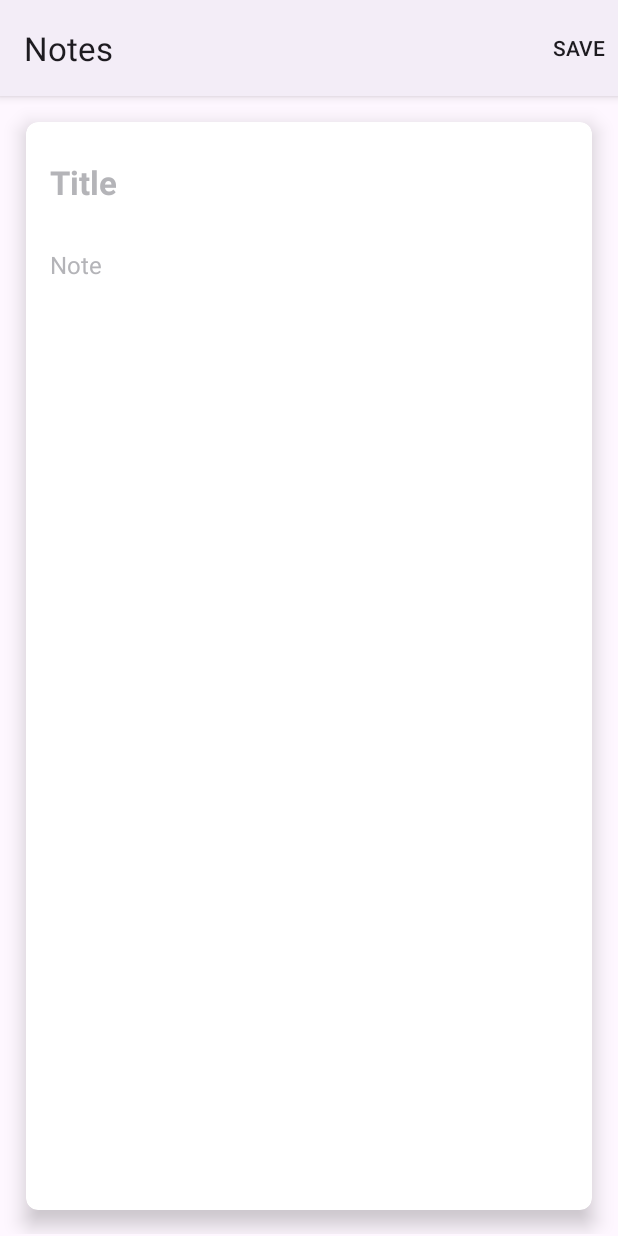
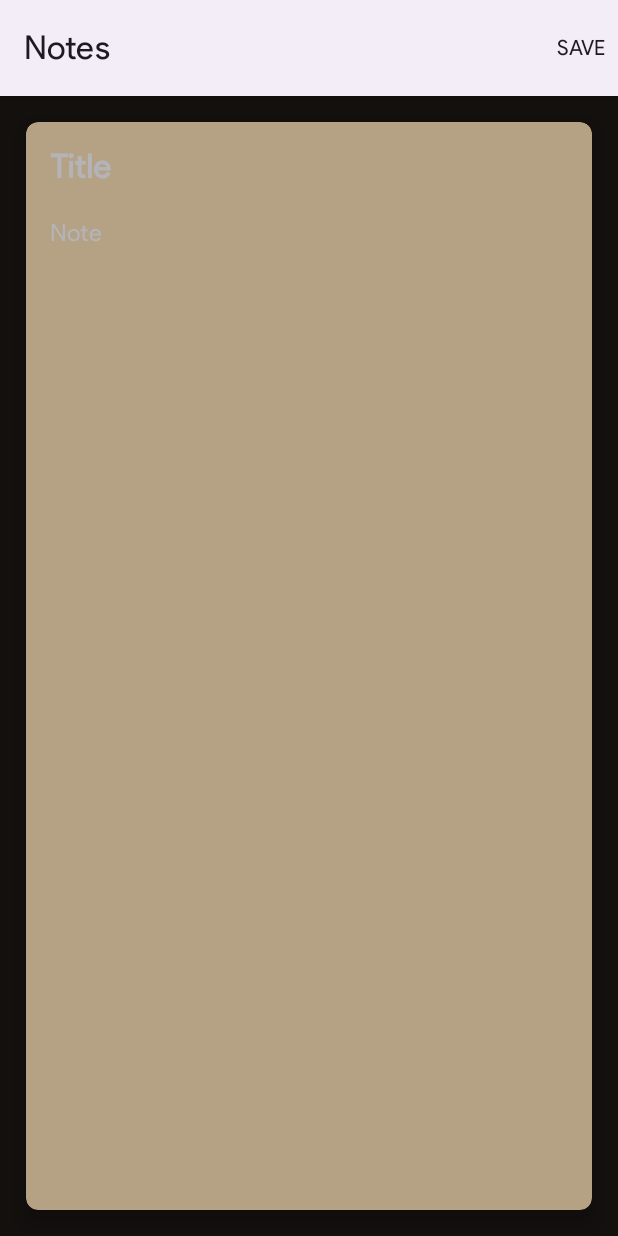
Before and after one commit to sumitbhuia/Notes, an Android app: the NewNoteFragment screen opened through its navigation route, on a phone screen of 412 x 824 dp. Run offline under Robolectric (Android 15) with nearby library versions, the phone set to English and light mode, and no system bars; our stand-ins replace Room's generated code, data binding.

Commit message:
UI improved

```diff
--- a/app/src/main/java/com/example/notes/MainActivity.kt
+++ b/app/src/main/java/com/example/notes/MainActivity.kt
@@ -1,5 +1,6 @@
 package com.example.notes
 
+import android.graphics.Color
 import android.os.Bundle
 import androidx.appcompat.app.AppCompatActivity
 import androidx.lifecycle.ViewModelProvider
@@ -18,6 +19,10 @@ class MainActivity : AppCompatActivity() {
         super.onCreate(savedInstanceState)
         binding = ActivityMainBinding.inflate(layoutInflater)
         setContentView(binding.root)
+        window.statusBarColor = Color.rgb(19,16,14)
+        window.navigationBarColor = Color.rgb(19,16,14)
+
+
         setUpViewModel()
     }
 
--- a/app/src/main/java/com/example/notes/viewUI/NoteAdapter.kt
+++ b/app/src/main/java/com/example/notes/viewUI/NoteAdapter.kt
@@ -51,7 +51,7 @@ class NoteAdapter :RecyclerView.Adapter<NoteAdapter.MyViewHolder>() {
             random.nextInt(256),
             random.nextInt(256)
         )
-        holder.itemBinding.ibColor.setBackgroundColor(color)
+       // holder.itemBinding.ibColor.setBackgroundColor(color)
         holder.itemView.setOnClickListener {
             val direction = HomeFragmentDirections.
             actionHomeFragmentToUpdateNoteFragment(currentNote)
--- a/app/src/main/res/layout/activity_main.xml
+++ b/app/src/main/res/layout/activity_main.xml
@@ -7,7 +7,9 @@
     <androidx.constraintlayout.widget.ConstraintLayout
         android:layout_width="match_parent"
         android:layout_height="match_parent"
-        tools:context=".MainActivity">
+        tools:context=".MainActivity"
+        android:background="@color/brown"
+        android:backgroundTint="@color/brown">
 
 
         <androidx.fragment.app.FragmentContainerView
--- a/app/src/main/res/layout/fragment_home.xml
+++ b/app/src/main/res/layout/fragment_home.xml
@@ -6,7 +6,10 @@
 <androidx.constraintlayout.widget.ConstraintLayout
     android:layout_width="match_parent"
     android:layout_height="match_parent"
-    tools:context=".fragments.HomeFragment">
+    tools:context=".fragments.HomeFragment"
+    android:background="@color/brown"
+    android:backgroundTint="@color/brown"
+    android:hapticFeedbackEnabled="true">
 
     <com.google.android.material.floatingactionbutton.FloatingActionButton
         android:layout_width="wrap_content"
--- a/app/src/main/res/layout/fragment_new_note.xml
+++ b/app/src/main/res/layout/fragment_new_note.xml
@@ -7,13 +7,17 @@
 <androidx.constraintlayout.widget.ConstraintLayout
     android:layout_width="match_parent"
     android:layout_height="match_parent"
-    tools:context=".fragments.NewNoteFragment">
+    tools:context=".fragments.NewNoteFragment"
+    android:backgroundTint="@color/brown"
+    android:background="@color/brown">
 
     <androidx.cardview.widget.CardView
         android:layout_width="match_parent"
         android:layout_height="match_parent"
         android:layout_margin="16dp"
-        android:background="@color/white"
+
+        android:backgroundTint="@color/beige"
+        android:background="@color/beige"
         android:id="@+id/cardView_new_note"
         android:layout_gravity ="center"
         android:elevation="8dp"
@@ -33,11 +37,11 @@
             <EditText
                 android:id="@+id/editText_NoteTitle"
                 android:layout_width="match_parent"
-                android:layout_height="48dp"
+                android:layout_height="wrap_content"
                 android:background="@android:color/transparent"
                 android:ems="10"
                 android:hint="Title"
-                android:inputType="text"
+                android:inputType="textMultiLine"
                 android:textColor="@color/black"
                 android:textColorHint="@color/grey"
                 android:textSize="22sp"
--- a/app/src/main/res/values-night/themes.xml
+++ b/app/src/main/res/values-night/themes.xml
@@ -2,6 +2,16 @@
     <!-- Base application theme. -->
     <style name="Theme.Notes" parent="Theme.Material3.DayNight">
         <!-- Customize your dark theme here. -->
-        <!-- <item name="colorPrimary">@color/my_dark_primary</item> -->
+        <!--<item name="colorPrimary">@color/brown</item>-->
+        <item name="android:fontFamily">@font/productsans</item>
+        <item name="actionBarStyle">@style/ActionBar</item>
+
     </style>
+
+    <!-- Action Bar Styles -->
+    <style name="ActionBar" parent="@style/Widget.AppCompat.ActionBar">
+        <item name="background">@color/brown</item>
+        <item name="titleTextAppearance">@style/TextAppearance.AppCompat.Body1</item>
+    </style>
+
 </resources>
--- a/app/src/main/res/values/colors.xml
+++ b/app/src/main/res/values/colors.xml
@@ -2,7 +2,8 @@
 <resources>
     <color name="black">#FF000000</color>
     <color name="white">#FFFFFFFF</color>
-    <color name="blue">#4681f4</color>
-    <color name="hintColor">#80BCBD</color>
+    <color name="blue">#3478FF</color>
     <color name="grey">#B4B4B8</color>
+    <color name="brown">#13100E</color>
+    <color name="beige">#B5A183</color>
 </resources>
--- a/app/src/main/res/values/themes.xml
+++ b/app/src/main/res/values/themes.xml
@@ -2,7 +2,7 @@
     <!-- Base application theme. -->
     <style name="Theme.Notes" parent="Theme.Material3.DayNight">
         <!-- Customize your light theme here. -->
-        <!-- <item name="colorPrimary">@color/my_light_primary</item> -->
+        <item name="android:fontFamily">@font/productsans</item>
     </style>
 
 
```
Also changed, not shown: app/src/main/res/layout/fragment_update_note.xml (+7 -4 lines), app/src/main/res/layout/note_layout.xml (+4 -3 lines), app/src/main/res/font/productsans.ttf (added).
